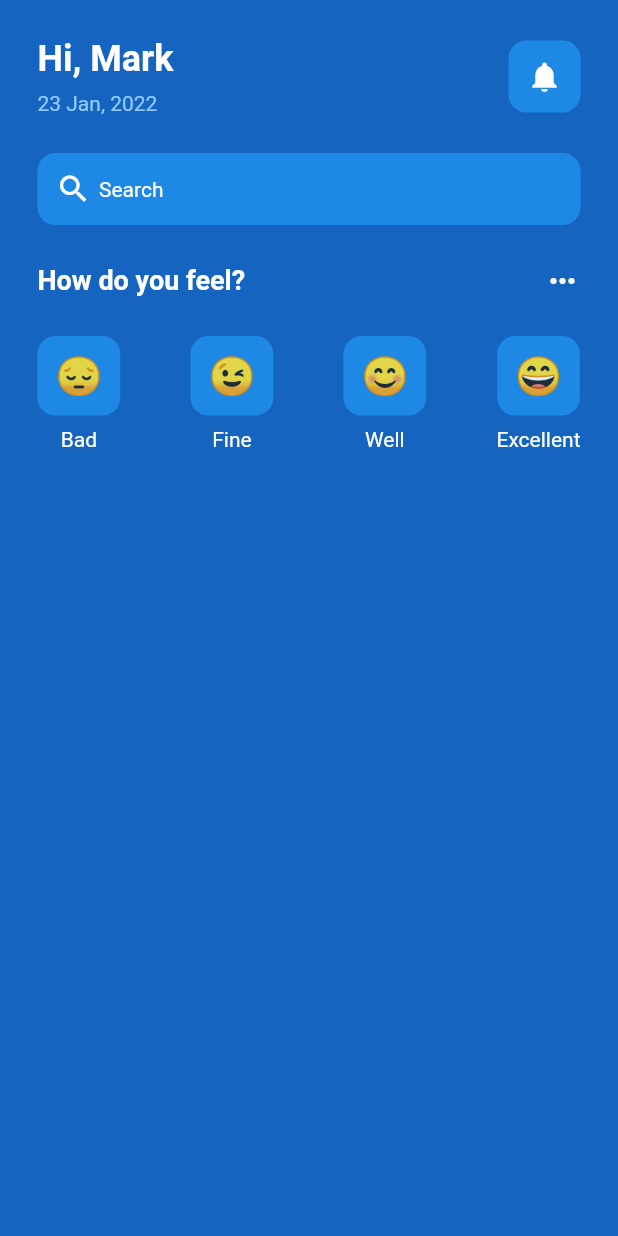
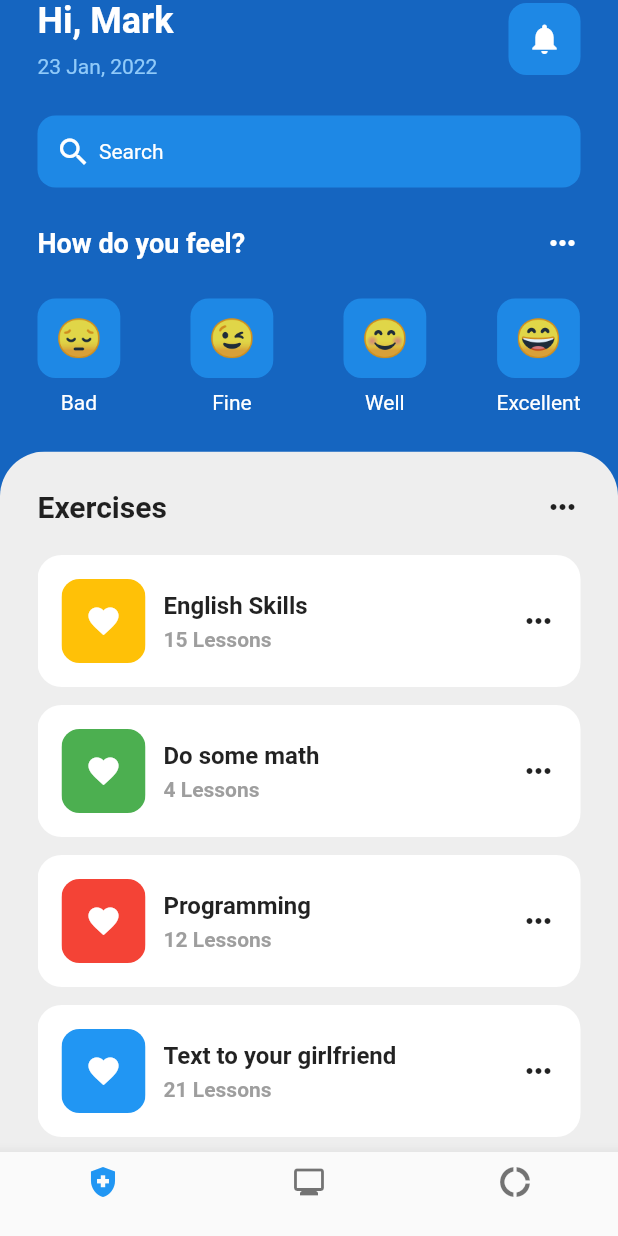
Before and after one commit to bl1nkker/flutter-mental-app, a Flutter app: the screen it shows after launch, on a phone screen of 412 x 824 dp. Run offline on Flutter 3.47's test engine with Material 2 defaults, Android fonts, the phone set to English and light mode, and no system bars.

Commit message:
style: added bottom container with exercises

```diff
--- a/lib/pages/home_screen.dart
+++ b/lib/pages/home_screen.dart
@@ -1,6 +1,7 @@
 import 'package:flutter/material.dart';
 import 'package:flutter_mental_app/color_styles.dart';
 import 'package:flutter_mental_app/utils/emoticon_face.dart';
+import 'package:flutter_mental_app/utils/exercise_tile.dart';
 
 class HomeScreen extends StatefulWidget {
   const HomeScreen({Key? key}) : super(key: key);
@@ -13,13 +14,23 @@ class _HomeScreenState extends State<HomeScreen> {
   @override
   Widget build(BuildContext context) {
     return Scaffold(
+        bottomNavigationBar: BottomNavigationBar(
+          items: const [
+            BottomNavigationBarItem(
+                icon: Icon(Icons.health_and_safety), label: ''),
+            BottomNavigationBarItem(icon: Icon(Icons.monitor), label: ''),
+            BottomNavigationBarItem(icon: Icon(Icons.donut_large), label: '')
+          ],
+        ),
         backgroundColor: ColorStyles.primaryColor,
         body: SafeArea(
-          child: Padding(
-            padding: const EdgeInsets.all(25.0),
           child: Column(
             children: [
               // Greetings Row
+              Padding(
+                padding: const EdgeInsets.symmetric(horizontal: 25.0),
+                child: Column(
+                  children: [
                     Row(
                       mainAxisAlignment: MainAxisAlignment.spaceBetween,
                       children: [
@@ -75,7 +86,8 @@ class _HomeScreenState extends State<HomeScreen> {
                               width: 5,
                             ),
                             Text('Search',
-                            style: TextStyle(color: ColorStyles.accentColor))
+                                style:
+                                    TextStyle(color: ColorStyles.accentColor))
                           ],
                         )),
                     const SizedBox(
@@ -118,10 +130,73 @@ class _HomeScreenState extends State<HomeScreen> {
                         // excellent
                         EmoticonFace(emoticon: '😄', text: "Excellent"),
                       ],
+                    ),
+                    const SizedBox(
+                      height: 25,
+                    ),
+                  ],
+                ),
+              ),
+
+              Expanded(
+                child: ClipRRect(
+                  borderRadius: const BorderRadius.only(
+                      topLeft: Radius.circular(30),
+                      topRight: Radius.circular(30)),
+                  child: Container(
+                    padding:
+                        const EdgeInsets.only(top: 25, left: 25, right: 25),
+                    color: Colors.grey[200],
+                    child: Column(
+                      children: [
+                        Row(
+                          crossAxisAlignment: CrossAxisAlignment.start,
+                          mainAxisAlignment: MainAxisAlignment.spaceBetween,
+                          children: const [
+                            Text('Exercises',
+                                style: TextStyle(
+                                    fontSize: 20, fontWeight: FontWeight.bold)),
+                            Icon(Icons.more_horiz)
+                          ],
+                        ),
+                        // Listview of exercises
+                        const SizedBox(
+                          height: 20,
+                        ),
+                        Expanded(
+                          child: ListView(
+                            physics: const BouncingScrollPhysics(),
+                            children: const [
+                              ExerciseTile(
+                                  icon: Icons.favorite,
+                                  iconColor: Colors.amber,
+                                  title: "English Skills",
+                                  subtitle: '15 Lessons'),
+                              ExerciseTile(
+                                  icon: Icons.favorite,
+                                  iconColor: Colors.green,
+                                  title: "Do some math",
+                                  subtitle: '4 Lessons'),
+                              ExerciseTile(
+                                  icon: Icons.favorite,
+                                  iconColor: Colors.red,
+                                  title: "Programming",
+                                  subtitle: '12 Lessons'),
+                              ExerciseTile(
+                                  icon: Icons.favorite,
+                                  iconColor: Colors.blue,
+                                  title: "Text to your girlfriend",
+                                  subtitle: '21 Lessons'),
+                            ],
+                          ),
                         )
                       ],
                     ),
                   ),
+                ),
+              )
+            ],
+          ),
         ));
   }
 }
--- /dev/null
+++ b/lib/utils/exercise_tile.dart
@@ -0,0 +1,61 @@
+import 'package:flutter/material.dart';
+import 'package:flutter_mental_app/color_styles.dart';
+
+class ExerciseTile extends StatelessWidget {
+  final IconData icon;
+  final Color iconColor;
+  final String title;
+  final String subtitle;
+  const ExerciseTile(
+      {Key? key,
+      required this.icon,
+      required this.title,
+      required this.iconColor,
+      required this.subtitle})
+      : super(key: key);
+
+  @override
+  Widget build(BuildContext context) {
+    return Container(
+        margin: const EdgeInsets.only(bottom: 12),
+        padding: const EdgeInsets.all(16),
+        decoration: BoxDecoration(
+            color: ColorStyles.accentColor,
+            borderRadius: BorderRadius.circular(16)),
+        child: Row(
+          crossAxisAlignment: CrossAxisAlignment.center,
+          mainAxisAlignment: MainAxisAlignment.start,
+          children: [
+            ClipRRect(
+              borderRadius: BorderRadius.circular(12),
+              child: Container(
+                  padding: const EdgeInsets.all(16),
+                  color: iconColor,
+                  child: Icon(icon, color: ColorStyles.accentColor)),
+            ),
+            const SizedBox(
+              width: 12,
+            ),
+            Expanded(
+              child: Column(
+                crossAxisAlignment: CrossAxisAlignment.start,
+                children: [
+                  Text(title,
+                      style: const TextStyle(
+                          fontSize: 16, fontWeight: FontWeight.bold)),
+                  const SizedBox(
+                    height: 5,
+                  ),
+                  Text(subtitle,
+                      style: const TextStyle(
+                          color: Colors.grey,
+                          fontSize: 14,
+                          fontWeight: FontWeight.bold))
+                ],
+              ),
+            ),
+            const Icon(Icons.more_horiz)
+          ],
+        ));
+  }
+}
```
Lines whose indentation alone changed are shown as unchanged.
